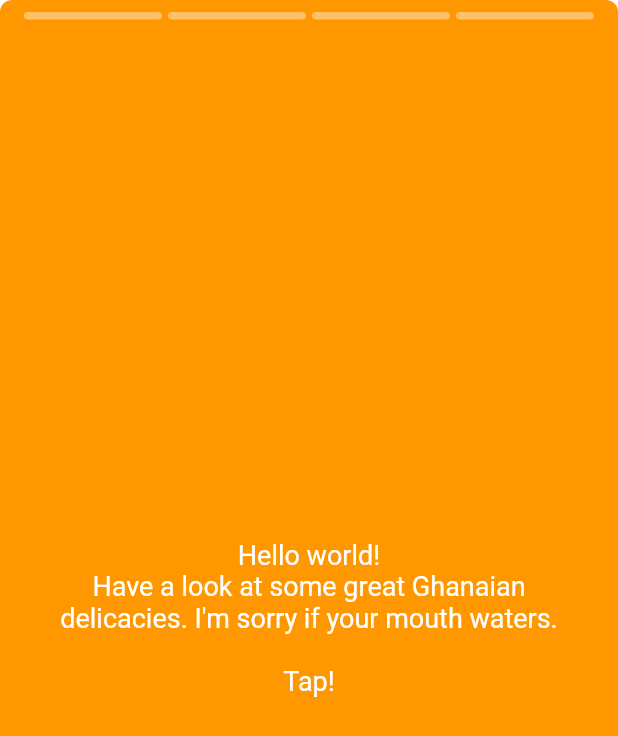
After one commit to tokaehab/instagram, a Flutter app: the StoryViewScreen screen opened directly, on a phone screen of 412 x 824 dp. The commit adds this screen. Shown: the top 736 px of the screen. Run offline on Flutter 3.47's test engine with Material 2 defaults, Android fonts, the phone set to English and light mode, and no system bars; drawn by our look-alikes of story_view.

Commit message:
Story View Screen finished

```diff
--- a/lib/models/multible_image_explore_item.dart
+++ /dev/null
@@ -1,6 +0,0 @@
-import 'explore_item.dart';
-
-class MultibleImageExploreItem extends ExploreItem {
-  MultibleImageExploreItem(String ownerId, String itemUrl)
-      : super(ownerId, itemUrl);
-}
--- /dev/null
+++ b/lib/models/multiple_image_explore_item.dart
@@ -0,0 +1,6 @@
+import 'explore_item.dart';
+
+class MultipleImageExploreItem extends ExploreItem {
+  MultipleImageExploreItem(String ownerId, String itemUrl)
+      : super(ownerId, itemUrl);
+}
--- /dev/null
+++ b/lib/screens/story_view_screen.dart
@@ -0,0 +1,73 @@
+import 'package:flutter/material.dart';
+import 'package:story_view/story_view.dart';
+
+class StoryViewScreen extends StatelessWidget {
+  final StoryController controller = StoryController();
+
+  @override
+  Widget build(BuildContext context) {
+    return Scaffold(
+      backgroundColor: Theme.of(context).primaryColor,
+      body: ListView(children: <Widget>[
+        Container(
+          height: MediaQuery.of(context).size.height,
+          child: StoryView(
+            controller: controller,
+            storyItems: [
+              StoryItem.text(
+                title:
+                    "Hello world!\nHave a look at some great Ghanaian delicacies. I'm sorry if your mouth waters. \n\nTap!",
+                backgroundColor: Colors.orange,
+                roundedTop: true,
+              ),
+              StoryItem.inlineImage(
+                url: "https://image.ibb.co/gCZFbx/Banku-and-tilapia.jpg",
+                controller: controller,
+                caption: Text(
+                  "Banku & Tilapia. The food to keep you charged whole day.\n#1 Local food.",
+                  style: TextStyle(
+                    color: Colors.white,
+                    backgroundColor: Colors.black54,
+                    fontSize: 17,
+                  ),
+                ),
+              ),
+              StoryItem.inlineImage(
+                url:
+                    "https://image.ibb.co/cU4WGx/Omotuo-Groundnut-Soup-braperucci-com-1.jpg",
+                controller: controller,
+                caption: Text(
+                  "Omotuo & Nkatekwan; You will love this meal if taken as supper.",
+                  style: TextStyle(
+                    color: Colors.white,
+                    backgroundColor: Colors.black54,
+                    fontSize: 17,
+                  ),
+                ),
+              ),
+              StoryItem.inlineImage(
+                url: "https://media.giphy.com/media/5GoVLqeAOo6PK/giphy.gif",
+                controller: controller,
+                caption: Text(
+                  "Hektas, sektas and skatad",
+                  style: TextStyle(
+                    color: Colors.white,
+                    backgroundColor: Colors.black54,
+                    fontSize: 17,
+                  ),
+                ),
+              )
+            ],
+            onStoryShow: (s) {},
+            onComplete: () {
+              Navigator.pop(context);
+            },
+            progressPosition: ProgressPosition.top,
+            repeat: false,
+            inline: true,
+          ),
+        ),
+      ]),
+    );
+  }
+}
--- a/pubspec.yaml
+++ b/pubspec.yaml
@@ -25,6 +25,7 @@ dependencies:
     sdk: flutter
   cupertino_icons: ^1.0.0
   flutter_staggered_grid_view: ^0.3.2
+  story_view: ^0.12.5
 
 dev_dependencies:
   flutter_test:
```
Also changed, not shown: lib/screens/search_screen.dart (+12 -12 lines), lib/widgets/follow_request.dart (+6 -4 lines), lib/widgets/search_widgets/multiple_image_explore_widget.dart (renamed from lib/widgets/search_widgets/multible_image_explore_widget.dart, +4 -4 lines), lib/widgets/story.dart (+8 -0 lines), pubspec.lock.
